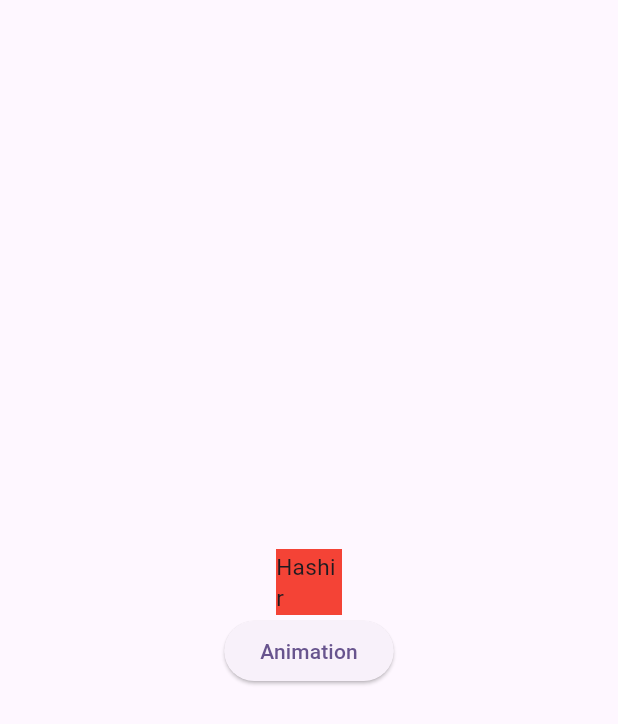
After one commit to Muhammad-Suhaib-Blocship/AnimationPractice, a Flutter app: the screen it shows after launch, after a tap on "Animation", on a phone screen of 412 x 824 dp. The commit adds this screen. Shown: the top 724 px of the screen. Run offline on Flutter 3.47's test engine with Material 3 defaults, Android fonts, the phone set to English and light mode, and no system bars.

Commit message:
animation practice

```diff
--- /dev/null
+++ b/lib/implicit_example/animation_task.dart
@@ -0,0 +1,52 @@
+import 'package:flutter/material.dart';
+
+class AnimationContainerTask extends StatefulWidget {
+  const AnimationContainerTask({super.key});
+
+  @override
+  State<AnimationContainerTask> createState() => _AnimationContainerTaskState();
+}
+
+class _AnimationContainerTaskState extends State<AnimationContainerTask> {
+  double _width = 0;
+  double _height = 0;
+  bool isAnimate = true;
+  double _fontSize = 15;
+  @override
+  Widget build(BuildContext context) {
+    return Scaffold(
+      body: Center(
+        child: Column(
+          mainAxisAlignment: MainAxisAlignment.center,
+          children: [
+            AnimatedContainer(
+              duration: const Duration(seconds: 5),
+              color: Colors.red,
+              height: _height,
+              width: _width,
+              child:   Center(child: Text("Hashir" , style: TextStyle( fontSize: isAnimate ? 0 : _fontSize),)),
+            ),
+            ElevatedButton(
+              onPressed: () {
+                setState(() {
+                  if (isAnimate) {
+                    _height = 200;
+                    _width = 200;
+                    isAnimate = false;
+                    print("true : $isAnimate");
+                  } else {
+                    _height = 0;
+                    _width = 0;
+                    isAnimate = true;
+                    print("false : $isAnimate");
+                  }
+                });
+              },
+              child: const Text("Animation"),
+            ),
+          ],
+        ),
+      ),
+    );
+  }
+}
--- a/lib/main.dart
+++ b/lib/main.dart
@@ -1,4 +1,5 @@
 import 'package:animation_practice/implicit_example/animated_shopping_cart_button.dart';
+import 'package:animation_practice/implicit_example/animation_task.dart';
 import 'package:flutter/material.dart';
 
 void main() {
@@ -18,7 +19,7 @@ class MyApp extends StatelessWidget {
         colorScheme: ColorScheme.fromSeed(seedColor: Colors.deepPurple),
         useMaterial3: true,
       ),
-      home: const AnimatedShoppingCartButton(),
+      home: const AnimationContainerTask(),
     );
   }
 }
```
